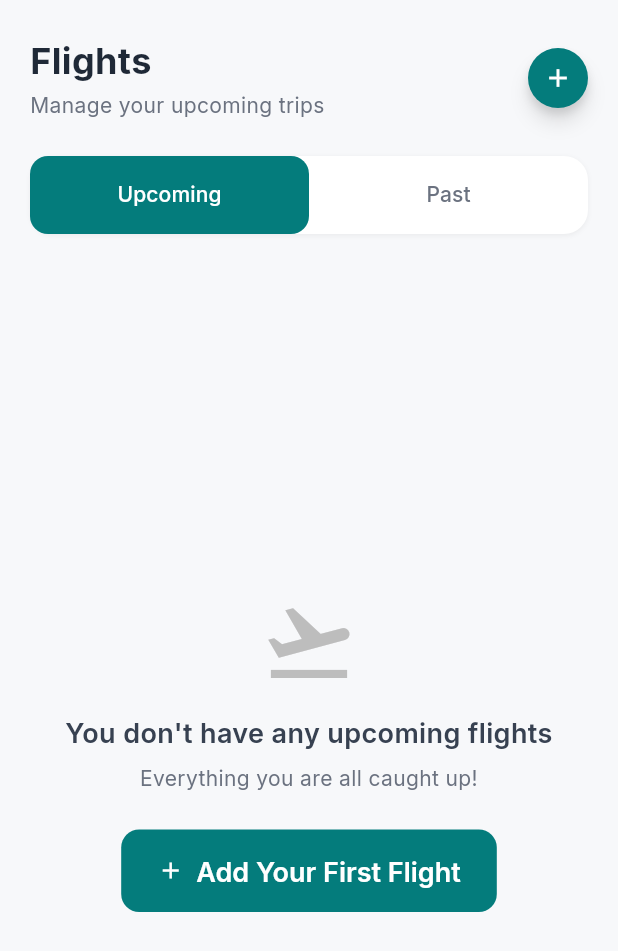
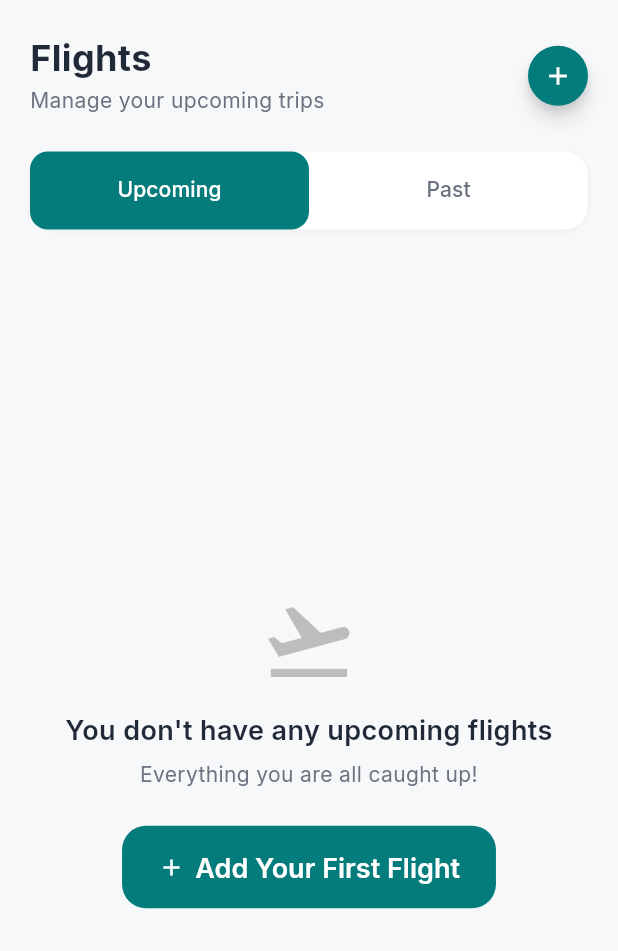
Before and after one commit to asifsheikh/Volo, a Flutter app: the FlightsScreen screen opened directly with empty values, on a phone screen of 412 x 824 dp. Shown: the top 951 px of the screen. Run offline on Flutter 3.47's test engine with Material 3 defaults, Android fonts, the phone set to English and light mode, and no system bars; our stand-ins replace cloud_firestore, confetti, connectivity_plus, file_picker, firebase_ai, firebase_auth and 12 more; missing offline and left inert: firebase_app_check; accounts and stored records are empty.

Commit message:
Start migrating flights screen to use centralized AppTheme

```diff
--- a/lib/screens/flights/flights_screen.dart
+++ b/lib/screens/flights/flights_screen.dart
@@ -5,6 +5,7 @@ import '../../models/trip/trip_model.dart';
 import '../../services/trip_service.dart';
 import '../../features/add_flight/add_flight_screen.dart';
 import '../../features/add_flight/controller/add_flight_controller.dart';
+import '../../theme/app_theme.dart';
 
 class FlightsScreen extends StatefulWidget {
   final String username;
@@ -103,7 +104,7 @@ class _FlightsScreenState extends State<FlightsScreen> with SingleTickerProvider
   @override
   Widget build(BuildContext context) {
     return Scaffold(
-      backgroundColor: const Color(0xFFF7F8FA),
+              backgroundColor: AppTheme.background,
       body: SafeArea(
         child: Column(
           children: [
@@ -117,25 +118,14 @@ class _FlightsScreenState extends State<FlightsScreen> with SingleTickerProvider
                     child: Column(
                       crossAxisAlignment: CrossAxisAlignment.start,
                       children: [
-                        const Text(
+                        Text(
                           'Flights',
-                          style: TextStyle(
-                            fontFamily: 'Inter',
-                            fontWeight: FontWeight.w700,
-                            fontSize: 24,
-                            height: 1.33, // 32px line height
-                            color: Color(0xFF1F2937),
-                          ),
+                          style: AppTheme.headlineMedium,
                         ),
                         const SizedBox(height: 4),
                         Text(
                           'Manage your upcoming trips',
-                          style: TextStyle(
-                            fontFamily: 'Inter',
-                            fontWeight: FontWeight.w400,
-                            fontSize: 14,
-                            color: const Color(0xFF6B7280),
-                          ),
+                          style: AppTheme.bodyMedium.copyWith(color: AppTheme.textSecondary),
                         ),
                       ],
                     ),
@@ -147,7 +137,7 @@ class _FlightsScreenState extends State<FlightsScreen> with SingleTickerProvider
                        width: 40,
                        height: 40,
                        decoration: BoxDecoration(
-                         color: const Color(0xFF047C7C),
+                         color: AppTheme.primary,
                          borderRadius: BorderRadius.circular(9999),
                          boxShadow: [
                            BoxShadow(
@@ -164,7 +154,7 @@ class _FlightsScreenState extends State<FlightsScreen> with SingleTickerProvider
                        ),
                        child: const Icon(
                          Icons.add,
-                         color: Colors.white,
+                         color: AppTheme.textOnPrimary,
                          size: 20,
                          weight: 900,
                        ),
@@ -179,7 +169,7 @@ class _FlightsScreenState extends State<FlightsScreen> with SingleTickerProvider
               margin: const EdgeInsets.symmetric(horizontal: 20),
               height: 52,
               decoration: BoxDecoration(
-                color: Colors.white,
+                color: AppTheme.cardBackground,
                 borderRadius: BorderRadius.circular(16),
                 boxShadow: [
                   BoxShadow(
@@ -192,24 +182,14 @@ class _FlightsScreenState extends State<FlightsScreen> with SingleTickerProvider
               child: TabBar(
                 controller: _tabController,
                 indicator: BoxDecoration(
-                  color: const Color(0xFF047C7C),
+                  color: AppTheme.primary,
                   borderRadius: BorderRadius.circular(12),
                 ),
                 indicatorSize: TabBarIndicatorSize.tab,
-                labelColor: Colors.white,
-                unselectedLabelColor: const Color(0xFF6B7280),
-                labelStyle: const TextStyle(
-                  fontFamily: 'Inter',
-                  fontWeight: FontWeight.w500,
-                  fontSize: 14,
-                  height: 1.21, // 17px line height
-                ),
-                unselectedLabelStyle: const TextStyle(
-                  fontFamily: 'Inter',
-                  fontWeight: FontWeight.w500,
-                  fontSize: 14,
-                  height: 1.21, // 17px line height
-                ),
+                labelColor: AppTheme.textOnPrimary,
+                unselectedLabelColor: AppTheme.textSecondary,
+                labelStyle: AppTheme.labelLarge,
+                unselectedLabelStyle: AppTheme.labelLarge,
                 dividerColor: Colors.transparent,
                 tabs: const [
                   Tab(text: 'Upcoming'),
@@ -238,9 +218,9 @@ class _FlightsScreenState extends State<FlightsScreen> with SingleTickerProvider
 
   Widget _buildUpcomingTab() {
     if (_isLoading) {
-      return const Center(
+      return Center(
         child: CircularProgressIndicator(
-          color: Color(0xFF047C7C),
+          color: AppTheme.primary,
         ),
       );
     }
@@ -291,22 +271,15 @@ class _FlightsScreenState extends State<FlightsScreen> with SingleTickerProvider
               color: Colors.grey[400],
             ),
             const SizedBox(height: 16),
-            const Text(
+            Text(
               'You don\'t have any upcoming flights',
-              style: TextStyle(
-                fontSize: 18,
-                fontWeight: FontWeight.w600,
-                color: Color(0xFF374151),
-              ),
+              style: AppTheme.titleLarge,
               textAlign: TextAlign.center,
             ),
             const SizedBox(height: 8),
-            const Text(
+            Text(
               'Everything you are all caught up!',
-              style: TextStyle(
-                fontSize: 14,
-                color: Color(0xFF6B7280),
-              ),
+              style: AppTheme.bodyMedium.copyWith(color: AppTheme.textSecondary),
               textAlign: TextAlign.center,
             ),
             const SizedBox(height: 24),
@@ -314,12 +287,7 @@ class _FlightsScreenState extends State<FlightsScreen> with SingleTickerProvider
               onPressed: _navigateToAddFlight,
               icon: const Icon(Icons.add),
               label: const Text('Add Your First Flight'),
-              style: ElevatedButton.styleFrom(
-                backgroundColor: const Color(0xFF047C7C),
-                shape: RoundedRectangleBorder(
-                  borderRadius: BorderRadius.circular(12),
-                ),
-              ),
+              style: AppTheme.primaryButton,
             ),
           ],
         ),
@@ -341,9 +309,9 @@ class _FlightsScreenState extends State<FlightsScreen> with SingleTickerProvider
 
   Widget _buildPastTab() {
     if (_isLoading) {
-      return const Center(
+      return Center(
         child: CircularProgressIndicator(
-          color: Color(0xFF047C7C),
+          color: AppTheme.primary,
         ),
       );
     }
@@ -509,8 +477,8 @@ class _TripCardState extends State<_TripCard> {
     return Container(
       margin: const EdgeInsets.only(bottom: 16),
       decoration: BoxDecoration(
-        color: Colors.white,
-        border: Border.all(color: const Color(0xFFF3F4F6), width: 1),
+        color: AppTheme.cardBackground,
+        border: Border.all(color: AppTheme.borderPrimary, width: 1),
         borderRadius: BorderRadius.circular(8),
         boxShadow: [
           BoxShadow(
@@ -853,15 +821,15 @@ class _TripCardState extends State<_TripCard> {
   Color _getStatusColor(String status) {
     switch (status.toLowerCase()) {
       case 'on time':
-        return const Color(0xFF047C7C); // App theme primary
+        return AppTheme.primary;
       case 'delayed 25 min':
-        return const Color(0xFFD97706); // App theme warning
+        return AppTheme.warning;
       case 'scheduled':
-        return const Color(0xFF9CA3AF); // App theme secondary
+        return AppTheme.secondary;
       case 'cancelled':
-        return const Color(0xFFDC2626); // App theme destructive
+        return AppTheme.destructive;
       default:
-        return const Color(0xFF6B7280); // App theme text secondary
+        return AppTheme.textSecondary;
     }
   }
 
@@ -878,7 +846,7 @@ class _TripCardState extends State<_TripCard> {
       case 'lufthansa':
         return const Color(0xFF1F2937); // Dark gray
       default:
-        return const Color(0xFF047C7C); // Teal
+        return AppTheme.primary; // Use theme primary color
     }
   }
 
@@ -1004,7 +972,7 @@ class DottedLinePainter extends CustomPainter {
   @override
   void paint(Canvas canvas, Size size) {
     final paint = Paint()
-      ..color = const Color(0xFF9CA3AF) // Darker color
+      ..color = AppTheme.secondary // Use theme secondary color
       ..strokeWidth = 2
       ..strokeCap = StrokeCap.round;
 
```
